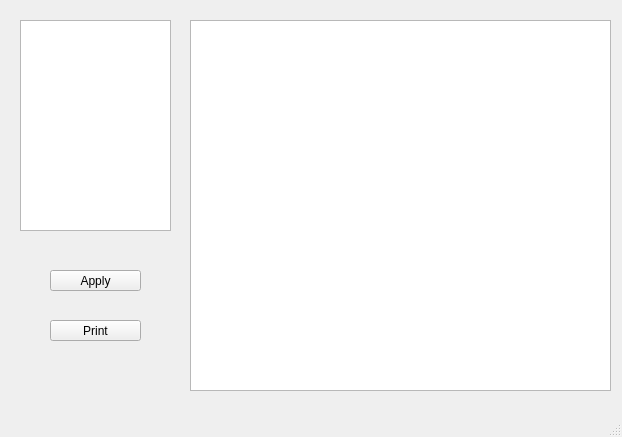
First picture: the form in Sprint 3/role.ui, repository SDSMT-CSC464-F15/dancesoft, before the edit.
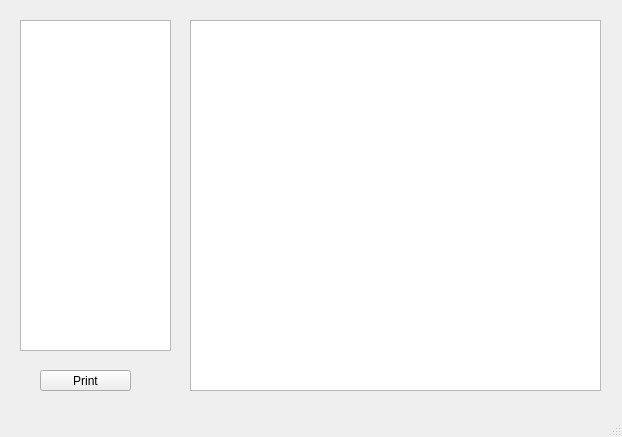
Second picture: the form after the edit.

What changed in the file:
```diff
--- a/Sprint 3/role.ui
+++ b/Sprint 3/role.ui
@@ -20,46 +20,33 @@
       <x>20</x>
       <y>20</y>
       <width>151</width>
-      <height>211</height>
+      <height>331</height>
      </rect>
     </property>
    </widget>
-   <widget class="QPushButton" name="Role_apply_btn">
+   <widget class="QPushButton" name="Role_print_btn">
     <property name="geometry">
      <rect>
-      <x>50</x>
-      <y>270</y>
+      <x>40</x>
+      <y>370</y>
       <width>91</width>
       <height>21</height>
      </rect>
     </property>
     <property name="text">
-     <string>Apply</string>
+     <string>Print</string>
     </property>
    </widget>
-   <widget class="QTableView" name="Role_tableView">
+   <widget class="QListView" name="Stu_listView">
     <property name="geometry">
      <rect>
       <x>190</x>
       <y>20</y>
-      <width>421</width>
+      <width>411</width>
       <height>371</height>
      </rect>
     </property>
    </widget>
-   <widget class="QPushButton" name="Role_print_btn">
-    <property name="geometry">
-     <rect>
-      <x>50</x>
-      <y>320</y>
-      <width>91</width>
-      <height>21</height>
-     </rect>
-    </property>
-    <property name="text">
-     <string>Print</string>
-    </property>
-   </widget>
   </widget>
   <widget class="QMenuBar" name="menubar">
    <property name="geometry">
```
